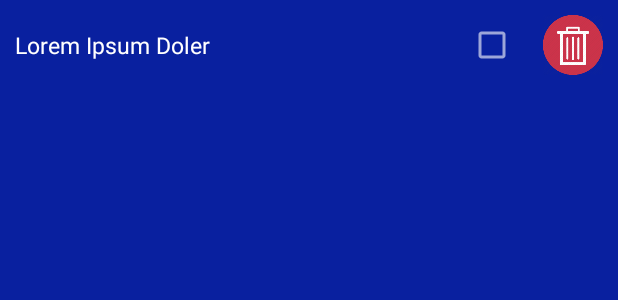
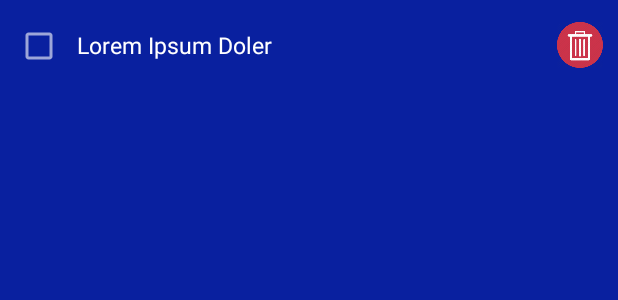
Before and after one commit to kartik2112/TDList, an Android app: the layout task_list_row_item.xml on its own in the app's theme, with its tools: preview values and no code run, on a phone screen of 412 x 824 dp. Shown: the top 300 px of the screen. Run offline under Robolectric (Android 15) with nearby library versions, the phone set to English and light mode, and no system bars.

Commit message:
Minor UI Change

```diff
--- a/app/src/main/res/layout/task_list_row_item.xml
+++ b/app/src/main/res/layout/task_list_row_item.xml
@@ -1,21 +1,18 @@
 <?xml version="1.0" encoding="utf-8"?>
-<RelativeLayout xmlns:android="http://schemas.android.com/apk/res/android"
+<LinearLayout xmlns:android="http://schemas.android.com/apk/res/android"
     android:layout_width="match_parent" android:layout_height="match_parent"
-    android:padding="10dp">
-    <ImageView
-        android:id="@+id/delIcon"
-        android:layout_width="40dp"
-        android:layout_height="40dp"
-        android:src="@mipmap/del_icon"
-        android:layout_alignParentRight="true"/>
+    android:padding="10dp"
+    android:orientation="horizontal"
+    android:weightSum="10">
     <CheckBox
+        android:layout_weight="1"
         android:id="@+id/chckBox"
         android:layout_width="40dp"
         android:layout_height="40dp"
         android:gravity="center_vertical|center_horizontal"
-        android:layout_toLeftOf="@id/delIcon"
         android:layout_marginRight="10dp"/>
     <TextView
+        android:layout_weight="8"
         android:id="@+id/txtView"
         android:text="Lorem Ipsum Doler"
         android:textColor="@android:color/background_light"
@@ -23,6 +20,13 @@
         android:layout_height="40dp"
         android:textSize="15sp"
         android:gravity="center_vertical"
-        android:layout_toLeftOf="@id/chckBox"
         android:layout_marginRight="20dp"/>
-</RelativeLayout>
+
+    <ImageView
+        android:layout_weight="1"
+        android:id="@+id/delIcon"
+        android:layout_width="40dp"
+        android:layout_height="40dp"
+        android:src="@mipmap/del_icon"
+        android:layout_alignParentRight="true"/>
+</LinearLayout>
```
